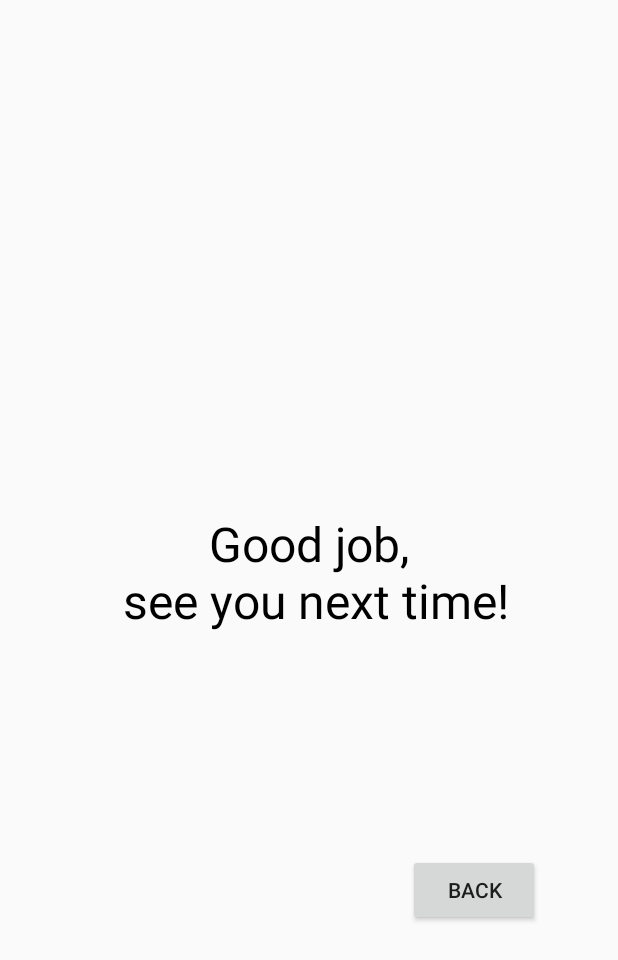
After one commit to MCharming98/HMH2019-Android, an Android app: the FinishActivity screen opened directly, with no data from a screen before it, on a phone screen of 412 x 824 dp. The commit adds this screen. Shown: the top 960 px of the screen. Run offline under Robolectric (Android 15) with nearby library versions, the phone set to English and light mode, and no system bars.

Commit message:
Add page upon finishing

```diff
--- a/app/src/main/AndroidManifest.xml
+++ b/app/src/main/AndroidManifest.xml
@@ -10,9 +10,13 @@
         android:supportsRtl="true"
         android:theme="@style/AppTheme">
         <activity
+            android:name=".FinishActivity"
+            android:label="@string/title_activity_finish"
+            android:theme="@style/AppTheme.NoActionBar"></activity>
+        <activity
             android:name=".Scene4Activity"
             android:label="@string/title_activity_scene4"
-            android:theme="@style/AppTheme.NoActionBar"></activity>
+            android:theme="@style/AppTheme.NoActionBar" />
         <activity
             android:name=".Scene3Activity"
             android:label="@string/title_activity_scene3"
--- /dev/null
+++ b/app/src/main/java/com/example/hmh2019/FinishActivity.java
@@ -0,0 +1,33 @@
+package com.example.hmh2019;
+
+import android.content.Intent;
+import android.os.Bundle;
+import android.support.design.widget.FloatingActionButton;
+import android.support.design.widget.Snackbar;
+import android.support.v7.app.AppCompatActivity;
+import android.support.v7.widget.Toolbar;
+import android.view.View;
+import android.widget.Button;
+
+public class FinishActivity extends AppCompatActivity {
+
+    @Override
+    protected void onCreate(Bundle savedInstanceState) {
+        super.onCreate(savedInstanceState);
+        setContentView(R.layout.content_finish);
+
+        Button backButton = findViewById(R.id.back_btn_finished);
+        backButton.setOnClickListener(new View.OnClickListener() {
+            @Override
+            public void onClick(View v) {
+                forwardToMain();
+            }
+        });
+    }
+
+    private void forwardToMain(){
+        Intent main = new Intent(this, MainActivity.class);
+        startActivity(main);
+    }
+
+}
--- a/app/src/main/java/com/example/hmh2019/Parent.java
+++ b/app/src/main/java/com/example/hmh2019/Parent.java
@@ -18,14 +18,10 @@ public class Parent {
         }
     }
 
-   /* public boolean exist_kid(kidArrayList){
-            return len(kidArrayList) != 0;
-    }*/
 
-    /* public Boolean exist_kid(){
+    public Boolean exist_kid(){
         return this.kidArrayList.size() != 0;
     }
-    */
 
     /*
     public String display_kids_no(ArrayList<String> kidArrayList, Boolean exist_kid){
--- /dev/null
+++ b/app/src/main/res/layout/content_finish.xml
@@ -0,0 +1,42 @@
+<?xml version="1.0" encoding="utf-8"?>
+<android.support.constraint.ConstraintLayout xmlns:android="http://schemas.android.com/apk/res/android"
+    xmlns:app="http://schemas.android.com/apk/res-auto"
+    xmlns:tools="http://schemas.android.com/tools"
+    android:layout_width="match_parent"
+    android:layout_height="match_parent"
+    app:layout_behavior="@string/appbar_scrolling_view_behavior"
+    tools:context=".FinishActivity">
+
+    <TextView
+        android:id="@+id/textView4"
+        android:layout_width="308dp"
+        android:layout_height="104dp"
+        android:layout_marginStart="51dp"
+        android:layout_marginLeft="51dp"
+        android:layout_marginTop="294dp"
+        android:layout_marginEnd="52dp"
+        android:layout_marginRight="52dp"
+        android:layout_marginBottom="333dp"
+        android:text="Good job,\n see you next time!"
+        android:textAlignment="center"
+        android:textColor="#000000"
+        android:textSize="32dp"
+        app:layout_constraintBottom_toBottomOf="parent"
+        app:layout_constraintEnd_toEndOf="parent"
+        app:layout_constraintStart_toStartOf="parent"
+        app:layout_constraintTop_toTopOf="parent" />
+
+    <Button
+        android:id="@+id/back_btn_finished"
+        android:layout_width="wrap_content"
+        android:layout_height="wrap_content"
+        android:layout_marginTop="101dp"
+        android:layout_marginEnd="52dp"
+        android:layout_marginRight="52dp"
+        android:layout_marginBottom="184dp"
+        android:text="Back"
+        app:layout_constraintBottom_toBottomOf="parent"
+        app:layout_constraintEnd_toEndOf="parent"
+        app:layout_constraintTop_toBottomOf="@+id/textView4" />
+
+</android.support.constraint.ConstraintLayout>
--- a/app/src/main/res/values/strings.xml
+++ b/app/src/main/res/values/strings.xml
@@ -9,4 +9,5 @@
     <string name="title_activity_scene1">Scene1Activity</string>
     <string name="title_activity_scene3">Scene3Activity</string>
     <string name="title_activity_scene4">Scene4Activity</string>
+    <string name="title_activity_finish">FinishActivity</string>
 </resources>
```
Also changed, not shown: app/src/main/java/com/example/hmh2019/ChildProfileActivity.java (+15 -5 lines), app/src/main/java/com/example/hmh2019/Kid.java (+0 -9 lines).
